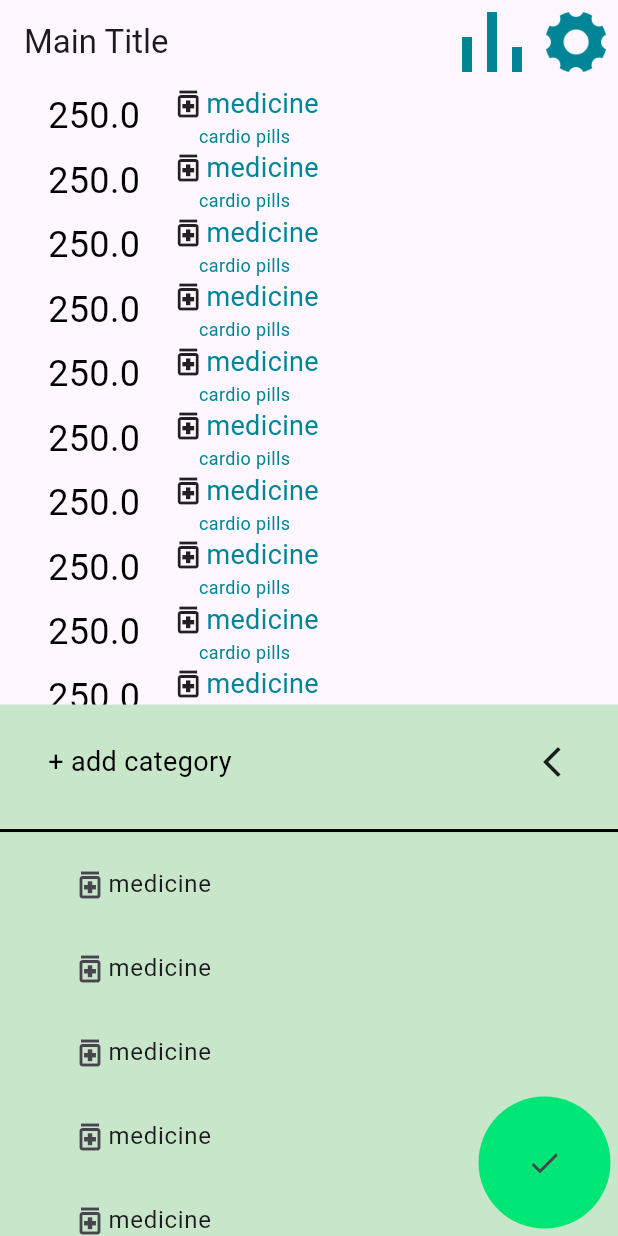
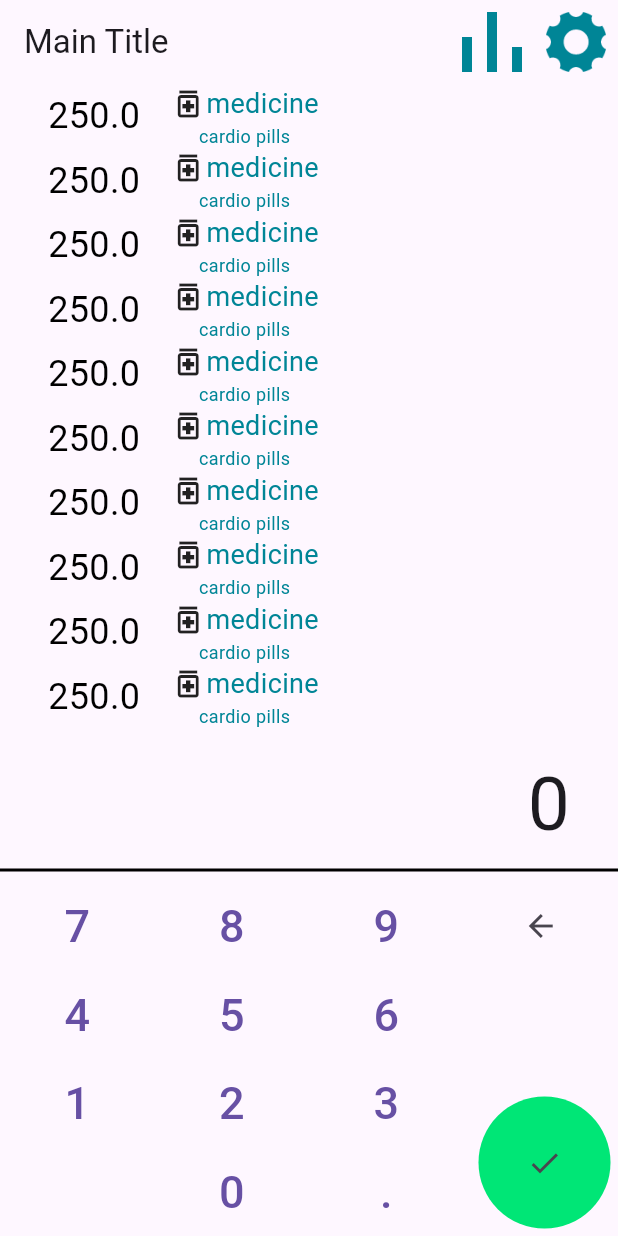
Before and after one commit to iSVDi/expenso, a Flutter app: the screen it shows after launch, after a tap on the "done" icon, on a phone screen of 412 x 824 dp. Run offline on Flutter 3.47's test engine with Material 3 defaults, Android fonts, the phone set to English and light mode, and no system bars; our stand-ins replace flutter_bloc.

Commit message:
has used cubit for entering amount

```diff
--- a/lib/main.dart
+++ b/lib/main.dart
@@ -10,7 +10,7 @@ class MyApp extends StatelessWidget {
   Widget build(BuildContext context) {
     return MaterialApp(
       home: MainView(),
-      routes: {"/analyse": (context) => MainView()},
+      routes: {"/home": (context) => MainView()},
     );
   }
 }
--- /dev/null
+++ b/lib/modules/main/cubits/keyboard/keyboardCubit.dart
@@ -0,0 +1,18 @@
+import "package:expenso/modules/main/views/numericKeyboard/onScreenNumericKeyboard.dart";
+import "package:flutter_bloc/flutter_bloc.dart";
+import "keyboardStates.dart";
+import 'package:expenso/modules/main/helpers/amountStringUpdater.dart';
+
+class KeyboardCubit extends Cubit<KeyboardState> {
+  final AmountStringUpdater amountUpdater = AmountStringUpdater();
+
+  KeyboardCubit() : super(EnteringAmountState(data: "0"));
+
+  String getAmount() => (state as EnteringAmountState).data;
+
+  void updateAmount(NumericKeyboardButtonType buttonType) {
+    var oldValue = (state as EnteringAmountState).data;
+    var newValue = amountUpdater.update(oldValue, buttonType);
+    emit(EnteringAmountState(data: newValue));
+  }
+}
--- /dev/null
+++ b/lib/modules/main/cubits/keyboard/keyboardStates.dart
@@ -0,0 +1,10 @@
+abstract class KeyboardState<T> {
+  T data;
+  KeyboardState({
+    required this.data,
+  });
+}
+
+class EnteringAmountState extends KeyboardState<String> {
+  EnteringAmountState({required super.data});
+}
--- a/lib/modules/main/mainView.dart
+++ b/lib/modules/main/mainView.dart
@@ -1,9 +1,11 @@
+import "package:expenso/modules/main/cubits/keyboard/keyboardCubit.dart";
 import "package:expenso/modules/main/models/transaction.dart";
 import "package:expenso/modules/main/views/cells/transactionCell.dart";
 import "package:expenso/modules/settings/settingsView.dart";
 import "package:flutter/material.dart";
 import 'package:expenso/modules/main/views/numericKeyboard/onScreenNumericKeyboard.dart';
 import "package:expenso/extensions/appImages.dart";
+import "package:flutter_bloc/flutter_bloc.dart";
 
 class MainView extends StatelessWidget {
   final _MainViewConstants constants = _MainViewConstants();
@@ -57,13 +59,15 @@ class MainView extends StatelessWidget {
     return Expanded(child: container);
   }
 
-  OnScreenNumericKeyboard _getKeyboard(BuildContext context) {
+  Widget _getKeyboard(BuildContext context) {
     var height = MediaQuery.of(context).size.height *
         _MainViewConstants.keyboardHeightRatio;
     var width = MediaQuery.of(context).size.width;
-    return OnScreenNumericKeyboard(
-      size: Size(width, height),
-    );
+    return BlocProvider(
+        create: (context) => KeyboardCubit(),
+        child: OnScreenNumericKeyboard(
+          size: Size(width, height),
+        ));
   }
 }
 
--- a/lib/modules/main/views/numericKeyboard/onScreenNumericKeyboard.dart
+++ b/lib/modules/main/views/numericKeyboard/onScreenNumericKeyboard.dart
@@ -1,10 +1,8 @@
-import 'package:expenso/extensions/dateTime.dart';
-import 'package:expenso/modules/main/models/category.dart';
-import 'package:expenso/modules/main/views/cells/categoryCell.dart';
+import 'package:expenso/modules/main/cubits/keyboard/keyboardStates.dart';
+import "package:flutter_bloc/flutter_bloc.dart";
 import 'package:flutter/material.dart';
+import 'package:expenso/modules/main/cubits/keyboard/keyboardCubit.dart';
 import "numericButton.dart";
-import 'dateTimePicker.dart';
-import 'package:expenso/modules/main/helpers/amountStringUpdater.dart';
 
 enum NumericKeyboardButtonType {
   point("."),
@@ -25,7 +23,7 @@ enum NumericKeyboardButtonType {
   const NumericKeyboardButtonType(this.value);
 }
 
-class OnScreenNumericKeyboard extends StatefulWidget {
+class OnScreenNumericKeyboard extends StatelessWidget {
   final Size size;
 
   const OnScreenNumericKeyboard({
@@ -34,140 +32,88 @@ class OnScreenNumericKeyboard extends StatefulWidget {
   }) : super(key: key);
 
   @override
-  State<StatefulWidget> createState() => _OnScreenNumericKeyboard();
-}
-
-class _OnScreenNumericKeyboard extends State<OnScreenNumericKeyboard> {
-  late Text amountLabel = _getAmountLabel("0");
-  final AmountStringUpdater amountStringUpdator = AmountStringUpdater();
-  bool isEnteringAmount = true;
-  DateTime date = DateTime.now();
-  List<Category> categories = Category.getStampList();
-
-  @override
   Widget build(BuildContext context) {
-    return Container(
-      color: Colors.green[100],
-      height: widget.size.height,
-      width: widget.size.width,
-      child: _getKeyboard(),
-    );
+    return BlocBuilder<KeyboardCubit, KeyboardState>(builder: (context, state) {
+      return _getKeyboard(context);
+    });
   }
 
-  Widget _getKeyboard() {
+  Widget _getKeyboard(BuildContext context) {
     return Stack(alignment: AlignmentDirectional.bottomEnd, children: [
       Column(mainAxisAlignment: MainAxisAlignment.end, children: [
-        _getKeyboardHeader(),
+        _getKeyboardHeader(context),
         const Divider(
           thickness: 2,
           color: Colors.black,
         ),
-        _getNumericKeyboard()
+        _getNumericKeyboard(context)
       ]),
       _getDoneButton()
     ]);
   }
 
-  Future _handleNewDateTime() async {
-    showDialog(
-        context: context,
-        builder: (BuildContext context) => DateTimePicker(
-              selectedDate: date,
-              callback: (date) {
-                if (date != null) {
-                  setState(() {
-                    this.date = date;
-                  });
-                }
-                Navigator.pop(context);
-              },
-            ));
-  }
+  //TODO implement
+  Future _handleNewDateTime() async {}
 
-  Widget _getKeyboardHeader() {
+//TODO implement
+  Widget _getKeyboardHeader(BuildContext context) {
     Row header;
     EdgeInsets padding;
-    if (isEnteringAmount) {
-      var datePickerButton = TextButton(
-          onPressed: () {
-            _handleNewDateTime();
-          },
-          child: Text("${date.formattedDate}\n${date.formattedTime}",
-              //TODO set color via appColors class
-              style: TextStyle(color: Colors.greenAccent[400], fontSize: 18)));
+    // var datePickerButton = TextButton(
+    //     onPressed: () {
+    //       _handleNewDateTime();
+    //     },
+    //     child: Text("${date.formattedDate}\n${date.formattedTime}",
+    //         //TODO set color via appColors class
+    //         style: TextStyle(color: Colors.greenAccent[400], fontSize: 18)));
 
-      header = Row(
-          mainAxisAlignment: MainAxisAlignment.spaceBetween,
-          children: [datePickerButton, amountLabel]);
-      padding = const EdgeInsets.only(left: 32, right: 32);
-    } else {
-      header = const Row(
-          mainAxisAlignment: MainAxisAlignment.spaceBetween,
-          children: [
-            Text("+ add category",
-                style: TextStyle(color: Colors.black, fontSize: 18)),
-            Icon(Icons.arrow_back_ios_new)
-          ]);
-      padding = const EdgeInsets.only(left: 32, right: 32, top: 25, bottom: 25);
-    }
-
+    header = Row(
+        mainAxisAlignment: MainAxisAlignment.end,
+        children: [_getAmountLabel(context.read<KeyboardCubit>().getAmount())]);
+    padding = const EdgeInsets.only(left: 32, right: 32);
     return Container(padding: padding, child: header);
   }
 
-  Widget _getNumericKeyboard() {
-    if (!isEnteringAmount) {
-      var listView = ListView.builder(
-          itemCount: categories.length,
-          itemBuilder: (context, index) {
-            return ListTile(
-              title: CategoryCell(category: categories[index]),
-              onTap: () {
-                print(index);
-              },
-            );
-          });
-      var container = Container(
-          child: listView, padding: EdgeInsets.only(left: 32, right: 32));
-      return Expanded(child: container);
-    }
+  Widget _getNumericKeyboard(BuildContext context) {
     var numerics = Column(mainAxisAlignment: MainAxisAlignment.end, children: [
       _getNumericButtonRows([
         NumericKeyboardButtonType.seven,
         NumericKeyboardButtonType.eight,
         NumericKeyboardButtonType.nine,
         NumericKeyboardButtonType.delete
-      ]),
+      ], context),
       _getNumericButtonRows([
         NumericKeyboardButtonType.four,
         NumericKeyboardButtonType.five,
         NumericKeyboardButtonType.six,
         NumericKeyboardButtonType.empty
-      ]),
+      ], context),
       _getNumericButtonRows([
         NumericKeyboardButtonType.one,
         NumericKeyboardButtonType.two,
         NumericKeyboardButtonType.three,
         NumericKeyboardButtonType.empty
-      ]),
+      ], context),
       _getNumericButtonRows([
         NumericKeyboardButtonType.empty,
         NumericKeyboardButtonType.zero,
         NumericKeyboardButtonType.point,
         NumericKeyboardButtonType.empty,
-      ])
+      ], context)
     ]);
     return numerics;
   }
 
-  Row _getNumericButtonRows(List<NumericKeyboardButtonType> titles) {
+  Row _getNumericButtonRows(
+      List<NumericKeyboardButtonType> titles, BuildContext context) {
     var buttons = titles.map((type) {
       switch (type) {
         case NumericKeyboardButtonType.empty:
           return Expanded(child: _getEmptyButton());
         case NumericKeyboardButtonType.delete:
-          return Expanded(child: _getDeleteButton());
+          return Expanded(child: _getDeleteButton(context));
         default:
-          return Expanded(child: _getNumericButton(type));
+          return Expanded(child: _getNumericButton(type, context));
       }
     }).toList();
 
@@ -177,19 +123,20 @@ class _OnScreenNumericKeyboard extends State<OnScreenNumericKeyboard> {
     );
   }
 
-  Widget _getNumericButton(NumericKeyboardButtonType type) {
+  Widget _getNumericButton(
+      NumericKeyboardButtonType type, BuildContext context) {
     var button = NumericButton(
         title: type.value,
         callback: () {
-          _buttonHandler(type);
+          _buttonHandler(type, context);
         });
     return button;
   }
 
-  IconButton _getDeleteButton() {
+  IconButton _getDeleteButton(BuildContext context) {
     return IconButton(
         onPressed: () {
-          _buttonHandler(NumericKeyboardButtonType.delete);
+          _buttonHandler(NumericKeyboardButtonType.delete, context);
         },
         icon: const Icon(Icons.arrow_back));
   }
@@ -199,9 +146,10 @@ class _OnScreenNumericKeyboard extends State<OnScreenNumericKeyboard> {
         padding: EdgeInsets.only(right: 5, bottom: 5),
         child: IconButton(
             onPressed: () {
-              setState(() {
-                isEnteringAmount = !isEnteringAmount;
-              });
+              //TODO update state
+              // setState(() {
+              // isEnteringAmount = !isEnteringAmount;
+              // });
             },
             icon: const Icon(Icons.done),
             style: ButtonStyle(
@@ -214,12 +162,8 @@ class _OnScreenNumericKeyboard extends State<OnScreenNumericKeyboard> {
     return const TextButton(onPressed: null, child: Text(""));
   }
 
-  void _buttonHandler(NumericKeyboardButtonType type) {
-    setState(() {
-      var newAmount = amountStringUpdator.update(amountLabel.data, type);
-      var newLabel = _getAmountLabel(newAmount);
-      amountLabel = newLabel;
-    });
+  void _buttonHandler(NumericKeyboardButtonType type, BuildContext context) {
+    context.read<KeyboardCubit>().updateAmount(type);
   }
 
   Text _getAmountLabel(String title) {
```
Also changed, not shown: lib/modules/main/helpers/amountStringUpdater.dart (+23 -32 lines).
